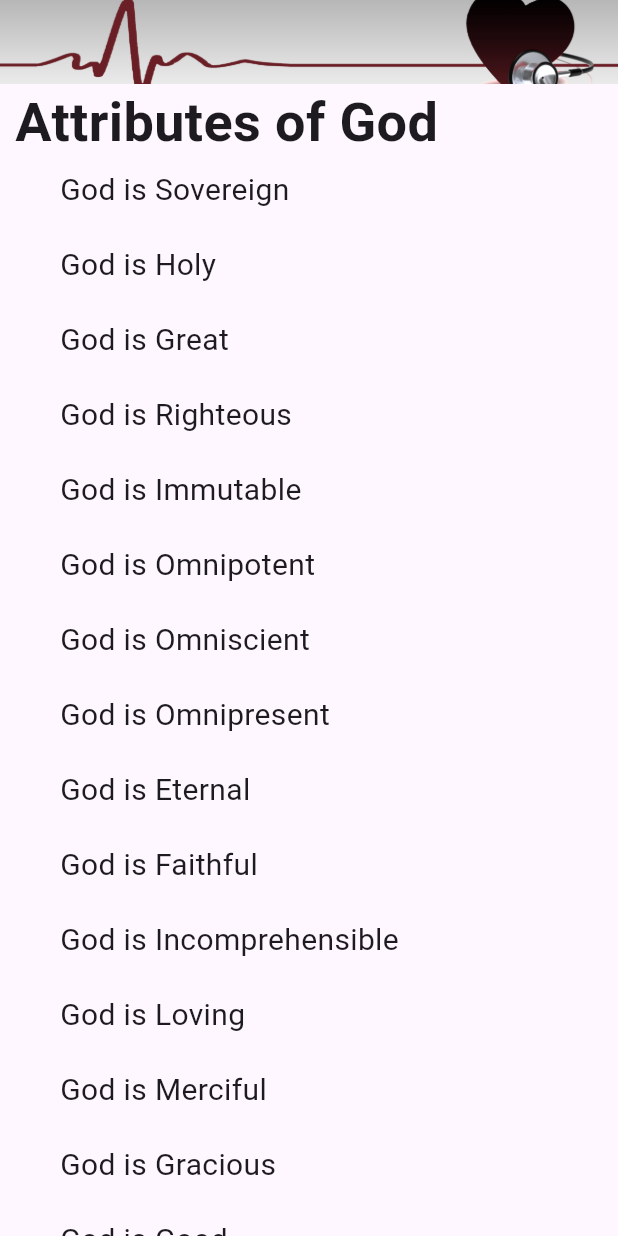
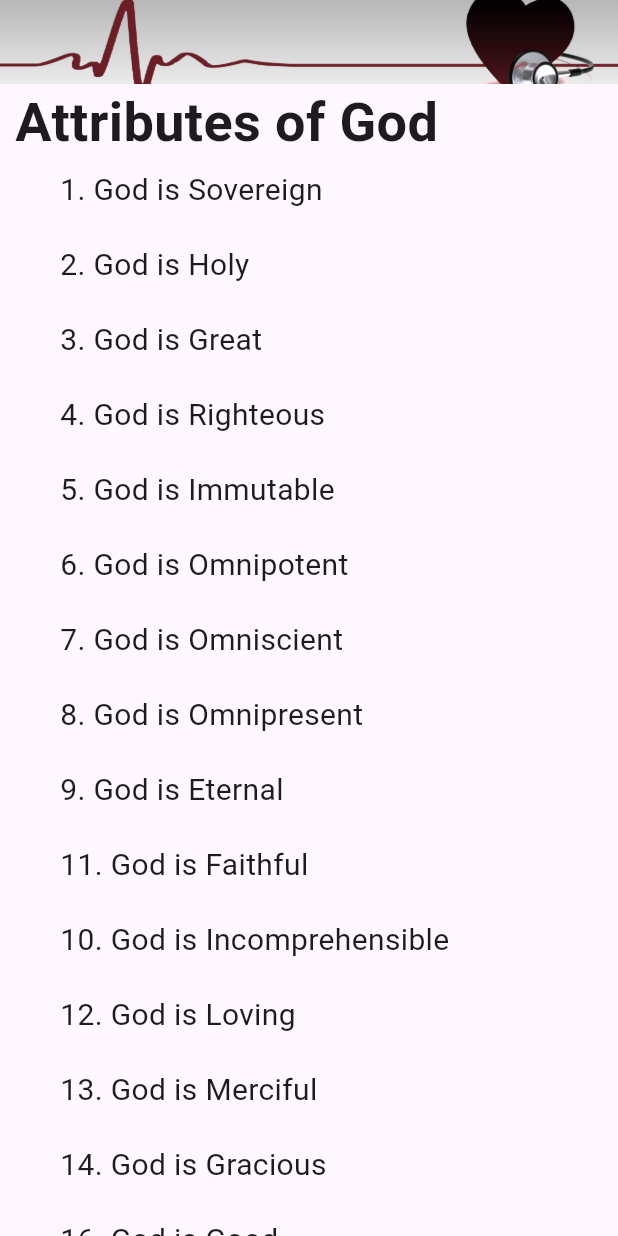
Before and after one commit to fredkneeland/kardiology_flutter, a Flutter app: the screen it shows after launch, after a tap on the "menu" icon, on a phone screen of 412 x 824 dp. Run offline on Flutter 3.47's test engine with Material 3 defaults, Android fonts, the light colour scheme and no system bars; drawn by our look-alikes of auto_size_text.

Commit message:
basic implementation of everything working

```diff
--- a/lib/HomePage.dart
+++ b/lib/HomePage.dart
@@ -1,5 +1,7 @@
 import 'package:flutter/material.dart';
 import 'package:flutter/services.dart';
+import 'package:auto_size_text/auto_size_text.dart';
+
 import 'dart:async';
 
 final series_colors = {
@@ -16,103 +18,103 @@ final Series = {
 
 final Titles = {
   1: {
-    1: "God is Sovereign ",
-    2: "God is Holy",
-    3: "God is Great",
-    4: "God is Righteous ",
-    5: "God is Immutable",
-    6: "God is Omnipotent",
-    7: "God is Omniscient",
-    8: "God is Omnipresent ",
-    9: "God is Eternal",
-    11: "God is Faithful ",
-    10: "God is Incomprehensible",
-    12: "God is Loving",
-    13: "God is Merciful",
-    14: "God is Gracious",
-    16: "God is Good ",
-    15: "God is Forgiving ",
-    17: "God is Longsuffering ",
-    18: "God is Wrathful ",
-    19: "God is Jealous",
-    20: "God is Just",
-    21: "God is Wise ",
-    22: "God is Truth",
-    23: "God is our Advocate ",
-    24: "God is Creator ",
-    25: "God is Yahweh ",
-    26: "God is Yahweh Rapha",
-    27: "God is Yahweh Raah",
-    28: "God is Yahweh Shalom ",
-    29: "God is Yahweh Jireh",
-    30: "God is Adonai ",
-    31: "God is El Elyon"
+    1: "1. God is Sovereign ",
+    2: "2. God is Holy",
+    3: "3. God is Great",
+    4: "4. God is Righteous ",
+    5: "5. God is Immutable",
+    6: "6. God is Omnipotent",
+    7: "7. God is Omniscient",
+    8: "8. God is Omnipresent ",
+    9: "9. God is Eternal",
+    11: "11. God is Faithful ",
+    10: "10. God is Incomprehensible",
+    12: "12. God is Loving",
+    13: "13. God is Merciful",
+    14: "14. God is Gracious",
+    16: "16. God is Good ",
+    15: "15. God is Forgiving ",
+    17: "17. God is Longsuffering ",
+    18: "18. God is Wrathful ",
+    19: "19. God is Jealous",
+    20: "20. God is Just",
+    21: "21. God is Wise ",
+    22: "22. God is Truth",
+    23: "23. God is our Advocate ",
+    24: "24. God is Creator ",
+    25: "25. God is Yahweh ",
+    26: "26. God is Yahweh Rapha",
+    27: "27. God is Yahweh Raah",
+    28: "28. God is Yahweh Shalom ",
+    29: "29. God is Yahweh Jireh",
+    30: "30. God is Adonai ",
+    31: "31. God is El Elyon"
   },
   2: {
-    1: "Jesus is God, the Express Image & Fullness of God",
-    2: "Jesus is Preeminent",
-    3: "Jesus is the Son of God",
-    4: "Jesus is Immanuel",
-    5: "Jesus is the Heir of All Things",
-    6: "Jesus is God’s Servant ",
-    7: "Jesus is the Head of the Body (Church)",
-    8: "Jesus is the Bridegroom of the Church",
-    9: "Jesus is the Chief Cornerstone, Capstone & Living Stone",
-    10: "Jesus is the Scapegoat ",
-    11: "Jesus is the Sacrificial Sin Offering",
-    12: "Jesus is the Lamb of God ",
-    13: "Jesus is the Great High Priest",
-    14: "Jesus is the Interceding High Priest ",
-    15: "Jesus Gives Aid to those Tested by Adversity",
-    16: "Jesus is the Mediator of the New Covenant ",
-    17: "Jesus is the Propitiation",
-    18: "Jesus is the Reconciler",
-    19: "Jesus is the Redeemer & the Ransom",
-    20: "Jesus is the Author and Finisher of our Salvation",
-    21: "Jesus is the Messiah",
-    22: "Jesus is Savior",
-    23: "Jesus is the Bread of Life",
-    24: "Jesus is the Light of the World",
-    25: "Jesus is the Door—the Way of Salvation",
-    26: "Jesus is the Good, Great, & Chief Shepherd",
-    27: "Jesus is the Resurrection and the Life",
-    28: "Jesus is the Vine",
-    29: "Jesus is the Word ",
-    30: "Jesus is Lord and King",
-    31: "Jesus is the Judge"
+    1: "1. Jesus is God, the Express Image & Fullness of God",
+    2: "2. Jesus is Preeminent",
+    3: "3. Jesus is the Son of God",
+    4: "4. Jesus is Immanuel",
+    5: "5. Jesus is the Heir of All Things",
+    6: "6. Jesus is God’s Servant ",
+    7: "7. Jesus is the Head of the Body (Church)",
+    8: "8. Jesus is the Bridegroom of the Church",
+    9: "9. Jesus is the Chief Cornerstone, Capstone & Living Stone",
+    10: "10. Jesus is the Scapegoat ",
+    11: "11. Jesus is the Sacrificial Sin Offering",
+    12: "12. Jesus is the Lamb of God ",
+    13: "13. Jesus is the Great High Priest",
+    14: "14. Jesus is the Interceding High Priest ",
+    15: "15. Jesus Gives Aid to those Tested by Adversity",
+    16: "16. Jesus is the Mediator of the New Covenant ",
+    17: "17. Jesus is the Propitiation",
+    18: "18. Jesus is the Reconciler",
+    19: "19. Jesus is the Redeemer & the Ransom",
+    20: "20. Jesus is the Author and Finisher of our Salvation",
+    21: "21. Jesus is the Messiah",
+    22: "22. Jesus is Savior",
+    23: "23. Jesus is the Bread of Life",
+    24: "24. Jesus is the Light of the World",
+    25: "25. Jesus is the Door—the Way of Salvation",
+    26: "26. Jesus is the Good, Great, & Chief Shepherd",
+    27: "27. Jesus is the Resurrection and the Life",
+    28: "28. Jesus is the Vine",
+    29: "29. Jesus is the Word ",
+    30: "30. Jesus is Lord and King",
+    31: "31. Jesus is the Judge"
   },
   3: {
-    1: "The Holy Spirit is God",
-    2: "The Holy Spirit is Creator",
-    3: "The Holy Spirit Inspired the Word of God ",
-    4: "The Holy Spirit Empowered Jesus’ Conception",
-    5: "The Holy Spirit was Active in Christ’s Ministry",
-    6: "The Holy Spirit was Sent from God and Jesus",
-    7: "The Holy Spirit is the Promise of the Father",
-    8: "The Holy Spirit Convicts",
-    9: "The Holy Spirit Regenerates",
-    10: "The Holy Spirit Baptizes Believers",
-    11: "The Holy Spirit Indwells Believers",
-    12: "The Holy Spirit Seals Believers",
-    13: "The Holy Spirit Gives Gifts to Believers",
-    14: "The Holy Spirit Bears Witness of God’s Children",
-    15: "The Holy Spirit Intercedes for Believers",
-    16: "The Holy Spirit Gives Discernment",
-    17: "The Holy Spirit Sanctifies Believers",
-    18: "The Holy Spirit Empowers Believers",
-    19: "The Holy Spirit Fills Believers ",
-    20: "The Holy Spirit is at Odds with the Flesh",
-    21: "The Holy Spirit can be Sinned Against",
-    22: "Believers are to Walk in the Holy Spirit",
-    23: "The Holy Spirit Produces Fruit: LOVE",
-    24: "The Holy Spirit Produces Fruit: JOY",
-    25: "The Holy Spirit Produces Fruit: PEACE",
-    26: "The Holy Spirit Produces Fruit: PATIENCE",
-    27: "The Holy Spirit Produces Fruit: KINDNESS",
-    28: "The Holy Spirit Produces Fruit: GOODNESS",
-    29: "The Holy Spirit Produces Fruit: FAITHFULNESS",
-    30: "The Holy Spirit Produces Fruit: MEEKNESS",
-    31: "The Holy Spirit Produces Fruit: SELF-CONTROL "
+    1: "1. The Holy Spirit is God",
+    2: "2. The Holy Spirit is Creator",
+    3: "3. The Holy Spirit Inspired the Word of God ",
+    4: "4. The Holy Spirit Empowered Jesus’ Conception",
+    5: "5. The Holy Spirit was Active in Christ’s Ministry",
+    6: "6. The Holy Spirit was Sent from God and Jesus",
+    7: "7. The Holy Spirit is the Promise of the Father",
+    8: "8. The Holy Spirit Convicts",
+    9: "9. The Holy Spirit Regenerates",
+    10: "10. The Holy Spirit Baptizes Believers",
+    11: "11. The Holy Spirit Indwells Believers",
+    12: "12. The Holy Spirit Seals Believers",
+    13: "13. The Holy Spirit Gives Gifts to Believers",
+    14: "14. The Holy Spirit Bears Witness of God’s Children",
+    15: "15. The Holy Spirit Intercedes for Believers",
+    16: "16. The Holy Spirit Gives Discernment",
+    17: "17. The Holy Spirit Sanctifies Believers",
+    18: "18. The Holy Spirit Empowers Believers",
+    19: "19. The Holy Spirit Fills Believers ",
+    20: "20. The Holy Spirit is at Odds with the Flesh",
+    21: "21. The Holy Spirit can be Sinned Against",
+    22: "22. Believers are to Walk in the Holy Spirit",
+    23: "23. The Holy Spirit Produces Fruit: LOVE",
+    24: "24. The Holy Spirit Produces Fruit: JOY",
+    25: "25. The Holy Spirit Produces Fruit: PEACE",
+    26: "26. The Holy Spirit Produces Fruit: PATIENCE",
+    27: "27. The Holy Spirit Produces Fruit: KINDNESS",
+    28: "28. The Holy Spirit Produces Fruit: GOODNESS",
+    29: "29. The Holy Spirit Produces Fruit: FAITHFULNESS",
+    30: "30. The Holy Spirit Produces Fruit: MEEKNESS",
+    31: "31. The Holy Spirit Produces Fruit: SELF-CONTROL "
   },
 };
 
@@ -1574,11 +1576,26 @@ class ListPage extends StatelessWidget {
       pages.add(Row(
         children: [
           const Padding(padding: EdgeInsets.all(5)),
-          Text(Series[series] ?? "",
+          Container(
+              width: MediaQuery.of(context).size.width - 15,
+              child: AutoSizeText(
+                Series[series] ?? "",
                 style: const TextStyle(
                   fontSize: 36,
                   fontWeight: FontWeight.bold,
-              )),
+                ),
+                maxLines: 1,
+              )
+              // Text(
+              //   Series[series] ?? "",
+              //   style: const TextStyle(
+              //     fontSize: 36,
+              //     fontWeight: FontWeight.bold,
+              //   ),
+              //   softWrap: true,
+              // ),
+              ),
+
           // const Spacer(),
         ],
       ));
@@ -1661,6 +1678,7 @@ class _HomePageState extends State<HomePage> {
   int _series = 1;
   int _picture = 1;
   int _date = 1;
+  bool _left = true;
   Timer? timer;
 
   @override
@@ -1680,6 +1698,24 @@ class _HomePageState extends State<HomePage> {
     });
   }
 
+  void incrementDay() {
+    setState(() {
+      _date = (_date % 31) + 1;
+    });
+  }
+
+  void decrementDay() {
+    if (_date == 1) {
+      setState(() {
+        _date = 31;
+      });
+    } else {
+      setState(() {
+        _date = _date - 1;
+      });
+    }
+  }
+
   void addPic() {
     setState(() {
       _picture = (_picture % 12) + 1;
@@ -1715,62 +1751,30 @@ class _HomePageState extends State<HomePage> {
     // than having to individually change instances of widgets.
     return Scaffold(
       extendBodyBehindAppBar: true,
-      // appBar: AppBar(
-      //   // TRY THIS: Try changing the color here to a specific color (to
-      //   // Colors.amber, perhaps?) and trigger a hot reload to see the AppBar
-      //   // change color while the other colors stay the same.
-      //   backgroundColor: Colors.transparent,
-      //   // Color.fromARGB(255, 250, 249, 246)
-      //   elevation: 0, // necessary for invisible background
-      //   //    255, 250, 249, 246), //Theme.of(context).colorScheme.inversePrimary,
-      //   // Here we take the value from the HomePage object that was created by
-      //   // the App.build method, and use it to set our appbar title.
-      //   title: DecoratedBox(
-      //     decoration: const BoxDecoration(
-      //         color: Color.fromARGB(255, 250, 249, 246),
-      //         border: Border(
-      //             top: BorderSide(),
-      //             left: BorderSide(),
-      //             right: BorderSide(),
-      //             bottom: BorderSide())),
-      //     child: Padding(
-      //       padding: const EdgeInsets.all(5.0),
-      //       child: Text(
-      //         textAlign: TextAlign.center,
-      //         Titles[_series]![_date]!,
-      //         style: Theme.of(context).textTheme.headlineLarge,
-      //       ),
-      //     ),
-      //   ),
-      //   // title: Text(Titles[_series]![_date]!), //const Text("Kardiology"),
-      //   centerTitle: true,
-      //   actions: [
-      //     GestureDetector(
-      //         onTap: () async {
-      //           final result = await Navigator.push(
-      //               context,
-      //               MaterialPageRoute<SelectedPage>(
-      //                   builder: (context) => const ListPage()));
-
-      //           if (result == null) return;
-
-      //           print("result: ${result.series}, ${result.title}");
-
-      //           if (result.series > 0) {
-      //             setState((() {
-      //               _series = result.series;
-      //               _date = result.title; // maybe off by one error
-      //             }));
-      //           }
-      //         },
-      //         child: const Icon(Icons.menu)),
-      //     const Padding(
-      //       padding: EdgeInsets.all(12.0),
-      //     ),
-      //   ],
-      //   // Icon(Icons.home)
-      // ),
-      body: Center(
+      body: GestureDetector(
+        onPanUpdate: (details) {
+          // Swiping in right direction.
+          if (details.delta.dx > 0) {
+            setState(() {
+              _left = false;
+            });
+          }
+
+          // Swiping in left direction.
+          if (details.delta.dx < 0) {
+            setState(() {
+              _left = true;
+            });
+          }
+        },
+        onPanEnd: (_) {
+          if (!_left) {
+            decrementDay();
+          } else {
+            incrementDay();
+          }
+        },
+        child: Center(
           child: DecoratedBox(
             decoration: BoxDecoration(
               image: DecorationImage(
@@ -1809,8 +1813,9 @@ class _HomePageState extends State<HomePage> {
                                     padding: const EdgeInsets.all(5.0),
                                     child: Container(
                                       constraints: BoxConstraints(
-                                        maxWidth:
-                                            MediaQuery.of(context).size.width -
+                                          maxWidth: MediaQuery.of(context)
+                                                  .size
+                                                  .width -
                                               100),
                                       child: Text(
                                         textAlign: TextAlign.center,
@@ -1877,8 +1882,8 @@ class _HomePageState extends State<HomePage> {
                                               TextSpan(
                                                 text: '${verse["Reference"]}\n',
                                                 style: const TextStyle(
-                                                  decoration:
-                                                      TextDecoration.underline),
+                                                    decoration: TextDecoration
+                                                        .underline),
                                               ),
                                               TextSpan(
                                                 text:
@@ -1896,7 +1901,17 @@ class _HomePageState extends State<HomePage> {
                               mainAxisAlignment: MainAxisAlignment.center,
                               children: [
                                 ButtonBar(
+                                  // mainAxisAlignment: MainAxisAlignment.center,
                                   children: [
+                                    //   IconButton(
+                                    //     padding: const EdgeInsets.all(0),
+                                    //     iconSize: 20,
+                                    //     icon: const Icon(
+                                    //         Icons.arrow_back_ios_new_outlined),
+                                    //     onPressed: () {
+                                    //       decrementDay();
+                                    //     },
+                                    //   ),
                                     ElevatedButton(
                                       onPressed: () {
                                         _setSeries(series1);
@@ -1905,13 +1920,8 @@ class _HomePageState extends State<HomePage> {
                                       child: Text(
                                         Series[series1]!,
                                         style: const TextStyle(
-                                        fontWeight: FontWeight.bold,
+                                          // fontWeight: FontWeight.bold,
                                           color: Colors.black,
-                                        // color: Color.fromARGB(
-                                        //     255,
-                                        //     series_colors[series1]!["red"]!,
-                                        //     series_colors[series1]!["green"]!,
-                                        //     series_colors[series1]!["blue"]!),
                                         ),
                                       ),
                                     ),
@@ -1923,32 +1933,46 @@ class _HomePageState extends State<HomePage> {
                                       child: Text(
                                         Series[series2]!,
                                         style: const TextStyle(
-                                        fontWeight: FontWeight.bold,
+                                          // fontWeight: FontWeight.bold,
                                           color: Colors.black,
-                                        // color: Color.fromARGB(
-                                        //     255,
-                                        //     series_colors[series2]!["red"]!,
-                                        //     series_colors[series2]!["green"]!,
-                                        //     series_colors[series2]!["blue"]!),
-                                      ),
-                                    ),
-                                  ),
-                                  // ElevatedButton(
-                                  //   child: Text(Series[1]!),
-                                  //   onPressed: () => _setSeries(1),
+                                        ),
+                                      ),
+                                    ),
+                                    // IconButton(
+                                    //   padding: const EdgeInsets.all(0),
+                                    //   iconSize: 20,
+                                    //   icon: const Icon(
+                                    //       Icons.arrow_forward_ios_outlined),
+                                    //   onPressed: () {
+                                    //     incrementDay();
+                                    //   },
                                     // ),
-                                  // ElevatedButton(
-                                  //   child: Text(Series[2]!),
-                                  //   onPressed: () => _setSeries(2),
+                                  ],
+                                ),
+                              ],
+                            ),
+                            // Row(
+                            //   mainAxisAlignment: MainAxisAlignment.center,
+                            //   children: [
+                            //     IconButton(
+                            //       iconSize: 24,
+                            //       icon: const Icon(
+                            //           Icons.arrow_back_ios_new_outlined),
+                            //       onPressed: () {
+                            //         decrementDay();
+                            //       },
+                            //     ),
+                            //     const Spacer(),
+                            //     IconButton(
+                            //       iconSize: 24,
+                            //       icon: const Icon(
+                            //           Icons.arrow_forward_ios_outlined),
+                            //       onPressed: () {
+                            //         incrementDay();
+                            //       },
+                            //     ),
+                            //   ],
                             // ),
-                                  // ElevatedButton(
-                                  //   child: Text(Series[3]!),
-                                  //   onPressed: () => _setSeries(3),
-                                  // ),
-                                ],
-                              ),
-                            ],
-                          ),
                             const Text(
                                 textAlign: TextAlign.center,
                                 "\n \n © 2002, 2012 Julie Gossack, reproducible"),
@@ -1959,7 +1983,34 @@ class _HomePageState extends State<HomePage> {
                         ),
                       ),
                     ),
-                ],
+                    // Row(
+                    //   mainAxisAlignment: MainAxisAlignment.center,
+                    //   children: [
+                    //     IconButton(
+                    //       iconSize: 24,
+                    //       icon: const Icon(Icons.arrow_back_ios_new_outlined),
+                    //       onPressed: () {
+                    //         decrementDay();
+                    //       },
+                    //     ),
+                    //     const Spacer(),
+                    //     IconButton(
+                    //       iconSize: 24,
+                    //       icon: const Icon(Icons.arrow_forward_ios_outlined),
+                    //       onPressed: () {
+                    //         incrementDay();
+                    //       },
+                    //     ),
+                    //   ],
+                    // ),
+                    // const Text(
+                    //     textAlign: TextAlign.center,
+                    //     "\n \n © 2002, 2012 Julie Gossack, reproducible"),
+                    // const Padding(
+                    //   padding: EdgeInsets.only(top: 50.0),
+                    // ),
+                  ],
+                ),
               ),
             ),
           ),
--- a/pubspec.yaml
+++ b/pubspec.yaml
@@ -36,6 +36,7 @@ dependencies:
   # Use with the CupertinoIcons class for iOS style icons.
   cupertino_icons: ^1.0.2
   flutter_launcher_icons: ^0.13.1
+  auto_size_text: ^3.0.0
 
 dev_dependencies:
   flutter_test:
```
Also changed, not shown: pubspec.lock, 4 other files. Lines whose indentation alone changed are shown as unchanged.
